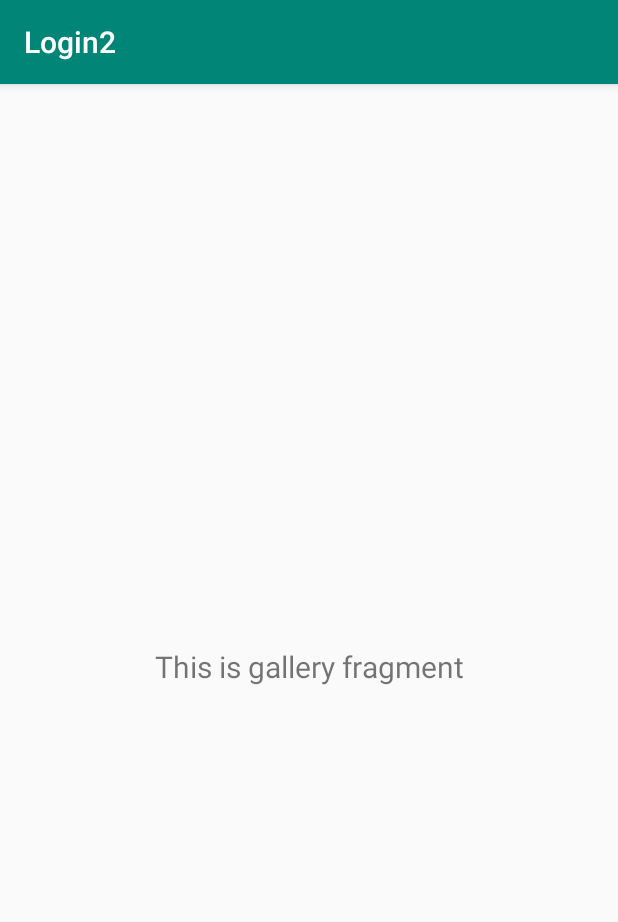
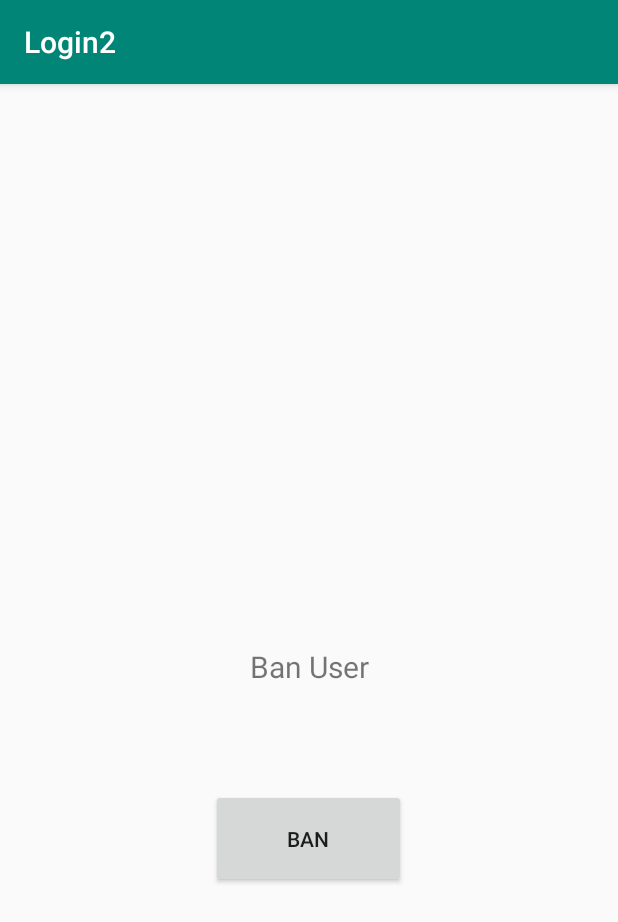
Before and after one commit to kwallace3/CryptoChat, an Android app: the fragment GalleryFragment shown on its own in the app's theme, on a phone screen of 412 x 824 dp. Shown: the top 922 px of the screen. Run offline under Robolectric (Android 15) with nearby library versions, the phone set to English and light mode, and no system bars.

Commit message:
updated 4-12-20

```diff
--- a/Login2/app/src/main/java/edu/wit/login/ui/gallery/GalleryViewModel.java
+++ b/Login2/app/src/main/java/edu/wit/login/ui/gallery/GalleryViewModel.java
@@ -10,7 +10,7 @@ public class GalleryViewModel extends ViewModel {
 
     public GalleryViewModel() {
         mText = new MutableLiveData<>();
-        mText.setValue("This is gallery fragment");
+        mText.setValue("Ban User");
     }
 
     public LiveData<String> getText() {
--- a/Login2/app/src/main/java/edu/wit/login/ui/slideshow/SlideshowViewModel.java
+++ b/Login2/app/src/main/java/edu/wit/login/ui/slideshow/SlideshowViewModel.java
@@ -10,7 +10,7 @@ public class SlideshowViewModel extends ViewModel {
 
     public SlideshowViewModel() {
         mText = new MutableLiveData<>();
-        mText.setValue("This is slideshow fragment");
+        mText.setValue("Direct Message");
     }
 
     public LiveData<String> getText() {
--- a/Login2/app/src/main/res/layout/fragment_gallery.xml
+++ b/Login2/app/src/main/res/layout/fragment_gallery.xml
@@ -19,4 +19,21 @@
         app:layout_constraintEnd_toEndOf="parent"
         app:layout_constraintStart_toStartOf="parent"
         app:layout_constraintTop_toTopOf="parent" />
+
+    <Button
+        android:id="@+id/ban"
+        android:layout_width="130dp"
+        android:layout_height="66dp"
+        android:layout_alignParentStart="true"
+        android:layout_alignParentTop="true"
+        android:layout_alignParentEnd="true"
+        android:layout_alignParentBottom="true"
+        android:text="Ban"
+        app:layout_constraintBottom_toBottomOf="parent"
+        app:layout_constraintEnd_toEndOf="parent"
+        app:layout_constraintHorizontal_bias="0.498"
+        app:layout_constraintStart_toStartOf="parent"
+        app:layout_constraintTop_toBottomOf="@+id/text_gallery"
+        app:layout_constraintVertical_bias="0.226" />
+
 </androidx.constraintlayout.widget.ConstraintLayout>
--- a/Login2/app/src/main/res/layout/register.xml
+++ b/Login2/app/src/main/res/layout/register.xml
@@ -77,6 +77,7 @@
         android:layout_width="wrap_content"
         android:layout_height="wrap_content"
         android:ems="10"
+        android:inputType="textPassword"
         app:layout_constraintBottom_toTopOf="@+id/txtRePwd"
         app:layout_constraintEnd_toEndOf="parent"
         app:layout_constraintHorizontal_bias="0.686"
```
Also changed, not shown: Login2/app/src/main/java/edu/wit/login/MainActivity.java (+18 -22 lines), Login2/app/src/main/java/edu/wit/login/NetworkOPS.java (+12 -8 lines), Login2/app/src/main/java/edu/wit/login/Register.java (+15 -5 lines), Login2/app/src/main/res/layout/fragment_slideshow.xml (+54 -9 lines).
